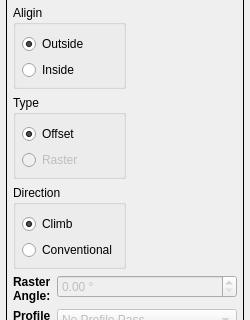
This is G2G/forms/pocketform.ui in aLDime/GERBER_X2 as Qt 5 draws it before an edit; both pictures show x 0 to 250 and y 193 to 513 of the 250 by 665 pixel window. The edited form follows.
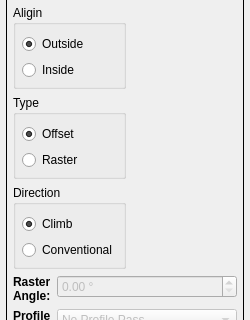
This is the edited form. Icons and pictures are not drawn. Custom widgets are drawn as their Qt base class.

```diff
--- a/G2G/forms/pocketform.ui
+++ b/G2G/forms/pocketform.ui
@@ -297,7 +297,7 @@
            <item>
             <widget class="QRadioButton" name="rbRaster">
              <property name="enabled">
-              <bool>false</bool>
+              <bool>true</bool>
              </property>
              <property name="text">
               <string>Raster</string>
```
